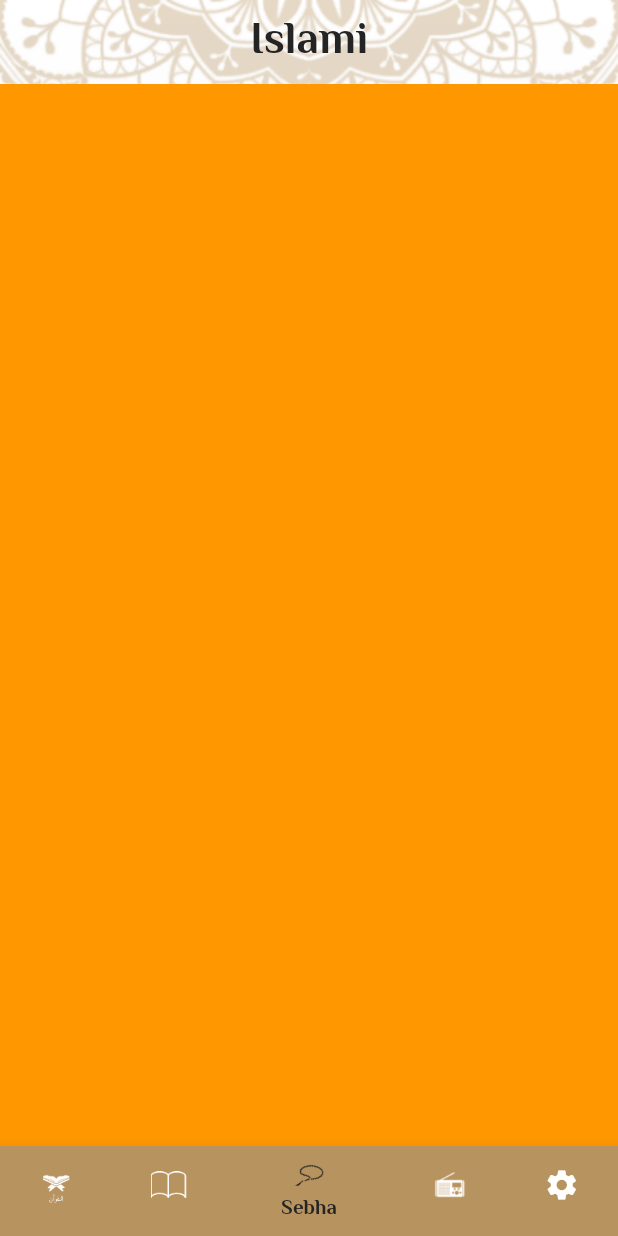
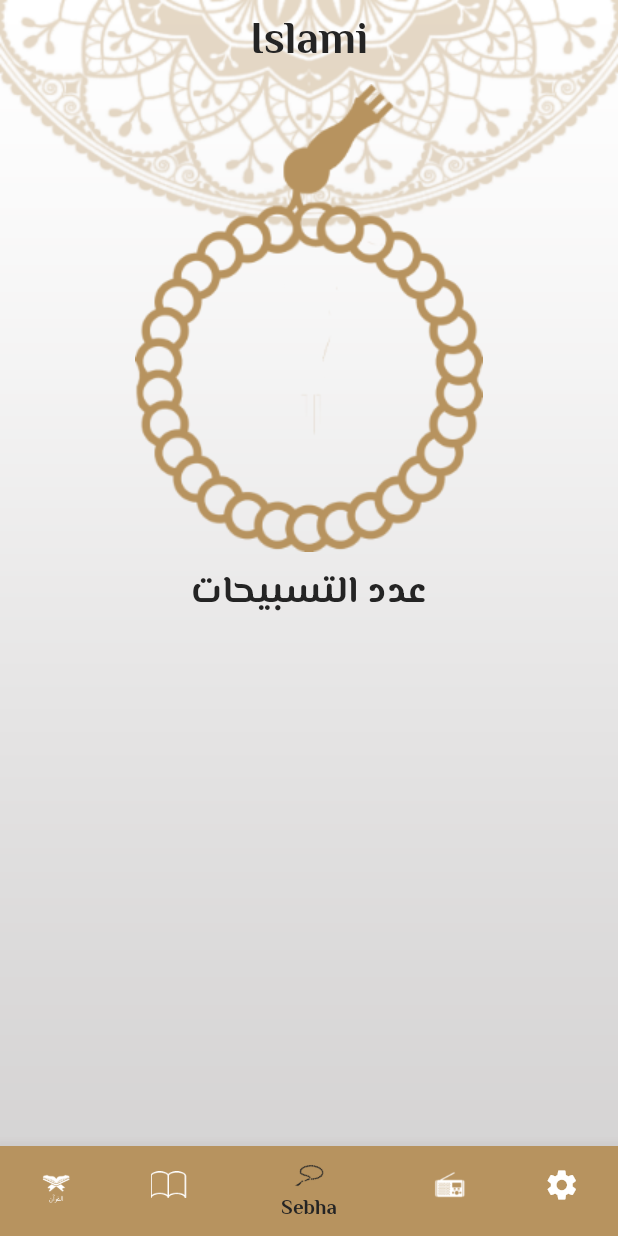
Before and after one commit to SaraAbdulhafiz/islami_app, a Flutter app: the screen it shows after launch, item 3 of the bottom bar chosen, on a phone screen of 412 x 824 dp. Run offline on Flutter 3.47's test engine with Material 2 defaults, Android fonts, the phone set to English and light mode, and no system bars; our stand-ins replace google_fonts; generated files the repository leaves out were written again.

Commit message:
add localization to app

```diff
--- /dev/null
+++ b/l10n.yaml
@@ -0,0 +1,3 @@
+arb-dir: lib/l10n
+template-arb-file: app_en.arb
+output-localization-file: app_localizations.dart
--- a/lib/home_screen.dart
+++ b/lib/home_screen.dart
@@ -1,4 +1,5 @@
 import 'package:flutter/material.dart';
+import 'package:flutter_gen/gen_l10n/app_localizations.dart';
 import 'package:islami_app_c9/my_theme_data.dart';
 import 'package:islami_app_c9/tabs/ahadeth.dart';
 import 'package:islami_app_c9/tabs/quran.dart';
@@ -28,7 +29,7 @@ class _HomeScreenState extends State<HomeScreen> {
         Scaffold(
           appBar: AppBar(
             title: Text(
-              'Islami',
+              AppLocalizations.of(context)!.appTitle,
               style: Theme.of(context).textTheme.bodyLarge,
             ),
           ),
--- /dev/null
+++ b/lib/l10n/app_ar.arb
@@ -0,0 +1,5 @@
+{
+  "appTitle": "اسلامى",
+  "suraName": "اسم السورة",
+  "ahadeth": "الاحاديث"
+}
--- /dev/null
+++ b/lib/l10n/app_en.arb
@@ -0,0 +1,5 @@
+{
+  "appTitle": "Islami",
+  "suraName": "Sura Name",
+  "ahadeth": "Ahadeth"
+}
--- a/lib/main.dart
+++ b/lib/main.dart
@@ -1,4 +1,5 @@
 import 'package:flutter/material.dart';
+import 'package:flutter_gen/gen_l10n/app_localizations.dart';
 import 'package:islami_app_c9/hadeth_details.dart';
 import 'package:islami_app_c9/home_screen.dart';
 import 'package:islami_app_c9/my_theme_data.dart';
@@ -15,6 +16,8 @@ class MyApp extends StatelessWidget {
   @override
   Widget build(BuildContext context) {
     return MaterialApp(
+      localizationsDelegates: AppLocalizations.localizationsDelegates,
+      supportedLocales: AppLocalizations.supportedLocales,
       debugShowCheckedModeBanner: false,
       initialRoute: HomeScreen.routeName,
       routes: {
--- a/lib/tabs/ahadeth.dart
+++ b/lib/tabs/ahadeth.dart
@@ -3,6 +3,7 @@ import 'package:flutter/services.dart';
 import 'package:islami_app_c9/hadeth_details.dart';
 import 'package:islami_app_c9/hadeth_model.dart';
 import 'package:islami_app_c9/my_theme_data.dart';
+import 'package:flutter_gen/gen_l10n/app_localizations.dart';
 
 class AhadethTab extends StatefulWidget {
   @override
@@ -22,7 +23,7 @@ class _AhadethTabState extends State<AhadethTab> {
           thickness: 2,
           color: MyThemeData.primary,
         ),
-        Text("Ahadeth"),
+        Text(AppLocalizations.of(context)!.ahadeth),
         Divider(
           thickness: 2,
           color: MyThemeData.primary,
--- a/lib/tabs/quran.dart
+++ b/lib/tabs/quran.dart
@@ -2,6 +2,7 @@ import 'package:flutter/material.dart';
 import 'package:islami_app_c9/my_theme_data.dart';
 import 'package:islami_app_c9/sura_details.dart';
 import 'package:islami_app_c9/sura_model.dart';
+import 'package:flutter_gen/gen_l10n/app_localizations.dart';
 
 class QuranTab extends StatelessWidget {
   List<String> suraNames = [
@@ -131,7 +132,8 @@ class QuranTab extends StatelessWidget {
             thickness: 2,
             color: MyThemeData.primary,
           ),
-          Text('Sura Names', style: Theme.of(context).textTheme.bodyMedium),
+          Text(AppLocalizations.of(context)!.suraName,
+              style: Theme.of(context).textTheme.bodyMedium),
           Divider(
             thickness: 2,
             color: MyThemeData.primary,
--- a/lib/tabs/sebha.dart
+++ b/lib/tabs/sebha.dart
@@ -5,8 +5,16 @@ class SebhaTab extends StatelessWidget {
 
   @override
   Widget build(BuildContext context) {
-    return Container(
-      color: Colors.orange,
+    return Center(
+      child: Column(
+        children: [
+          Image.asset("assets/images/sebha_bg.png"),
+          SizedBox(
+            height: 8,
+          ),
+          Text("عدد التسبيحات"),
+        ],
+      ),
     );
   }
 }
--- a/pubspec.yaml
+++ b/pubspec.yaml
@@ -36,6 +36,9 @@ dependencies:
   # Use with the CupertinoIcons class for iOS style icons.
   cupertino_icons: ^1.0.2
   google_fonts: ^6.1.0
+  flutter_localizations:
+    sdk: flutter
+  intl: ^0.18.1
 
 dev_dependencies:
   flutter_test:
@@ -53,6 +56,7 @@ dev_dependencies:
 
 # The following section is specific to Flutter packages.
 flutter:
+  generate: true
 
   # The following line ensures that the Material Icons font is
   # included with your application, so that you can use the icons in
```
Also changed, not shown: assets/images/2.0x/sebha_bg@2x.png (added), assets/images/3.0x/sebha_bg@3x.png (added), assets/images/sebha_bg.png (added), pubspec.lock.
